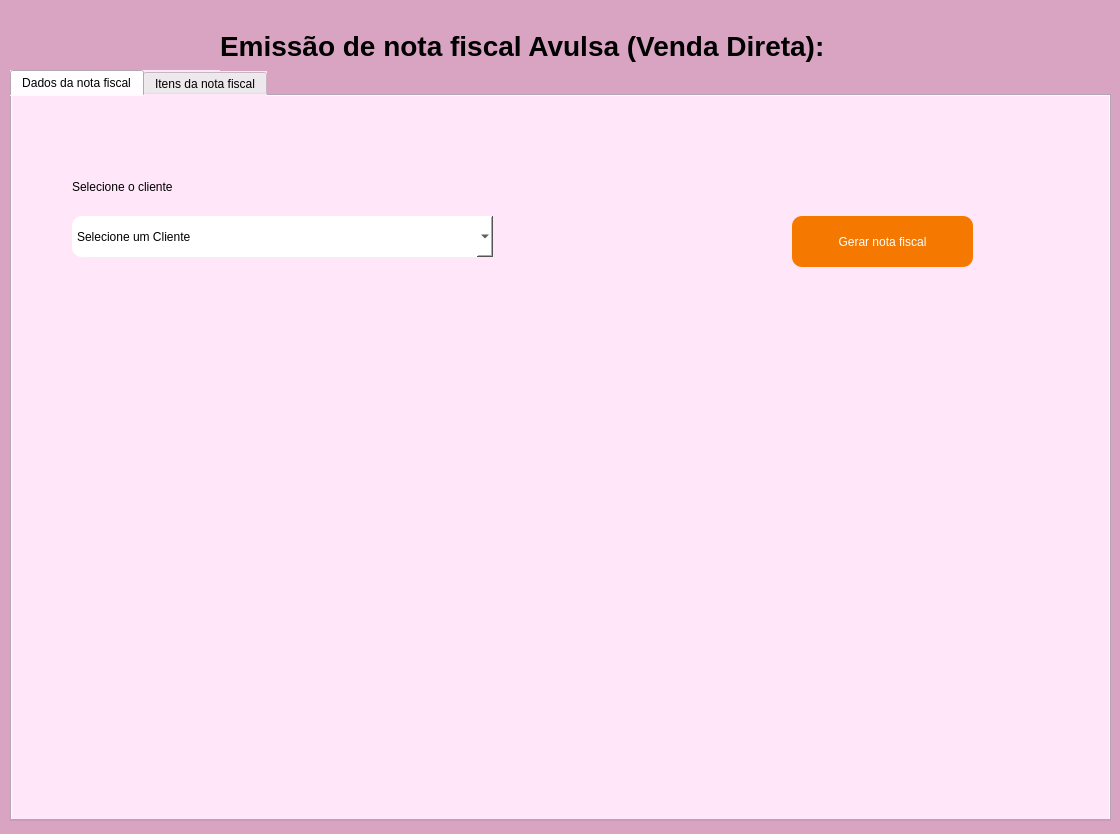
Before: the Qt Designer form telas_duda/emissao_nf.ui in JVwolfart/PROJETO-SALAO-JOVEM-PROGRAMADOR, drawn with Qt 5.
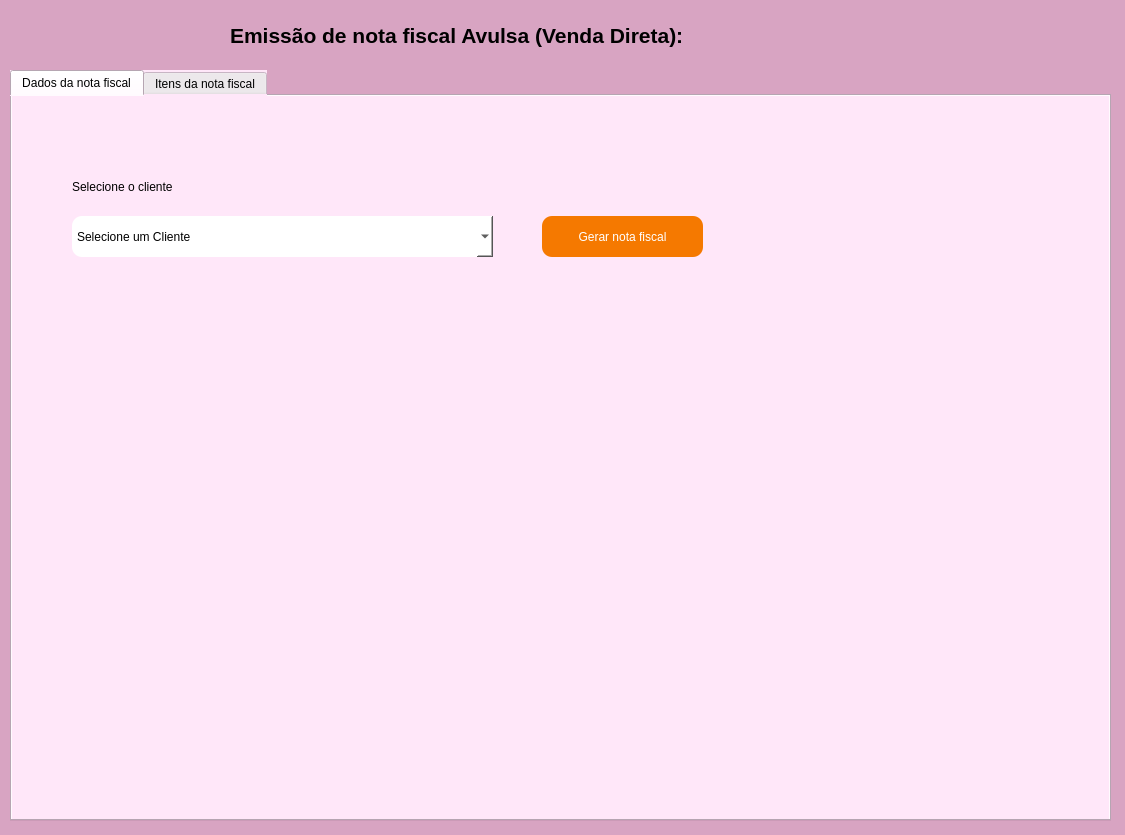
After: the same form once the commit is applied. The open tabs and pages were chosen to show the change. Icons and pictures are not drawn.

The edit to the form file:
```diff
--- a/telas_duda/emissao_nf.ui
+++ b/telas_duda/emissao_nf.ui
@@ -12,10 +12,22 @@
    <rect>
     <x>0</x>
     <y>0</y>
-    <width>1120</width>
-    <height>834</height>
+    <width>1125</width>
+    <height>835</height>
    </rect>
   </property>
+  <property name="minimumSize">
+   <size>
+    <width>1125</width>
+    <height>835</height>
+   </size>
+  </property>
+  <property name="maximumSize">
+   <size>
+    <width>1135</width>
+    <height>845</height>
+   </size>
+  </property>
   <property name="font">
    <font>
     <pointsize>14</pointsize>
@@ -77,10 +89,10 @@
      <widget class="QPushButton" name="BtnGerarNf">
       <property name="geometry">
        <rect>
-        <x>780</x>
+        <x>530</x>
         <y>120</y>
-        <width>181</width>
-        <height>51</height>
+        <width>161</width>
+        <height>41</height>
        </rect>
       </property>
       <property name="cursor">
@@ -136,31 +148,6 @@
        <string>Selecione o cliente</string>
       </property>
      </widget>
-     <widget class="QLabel" name="vip">
-      <property name="enabled">
-       <bool>true</bool>
-      </property>
-      <property name="geometry">
-       <rect>
-        <x>490</x>
-        <y>60</y>
-        <width>181</width>
-        <height>131</height>
-       </rect>
-      </property>
-      <property name="text">
-       <string/>
-      </property>
-      <property name="textFormat">
-       <enum>Qt::AutoText</enum>
-      </property>
-      <property name="pixmap">
-       <pixmap>../IMAGENS/logo-cliente-vip_Prancheta-1-cópia-3-768x384.png</pixmap>
-      </property>
-      <property name="scaledContents">
-       <bool>true</bool>
-      </property>
-     </widget>
      <widget class="QLabel" name="label_4">
       <property name="geometry">
        <rect>
@@ -808,15 +795,15 @@
    <widget class="QLabel" name="label_11">
     <property name="geometry">
      <rect>
-      <x>220</x>
-      <y>20</y>
+      <x>230</x>
+      <y>10</y>
       <width>641</width>
       <height>51</height>
      </rect>
     </property>
     <property name="font">
      <font>
-      <pointsize>21</pointsize>
+      <pointsize>16</pointsize>
       <weight>75</weight>
       <bold>true</bold>
      </font>
```
Left out of the diff: 3 changed lines with no effect on the pictures.
